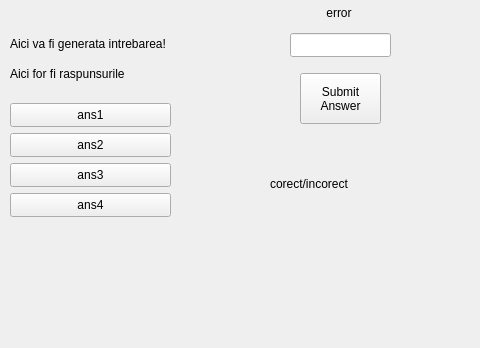
Above: Triviador/Triviador/Triviador.ui from AndreiAndreea/TriviadorMCpp before the change; both pictures show x 0 to 480 and y 104 to 452 of the 860 by 452 pixel window. Below: the same form after it.
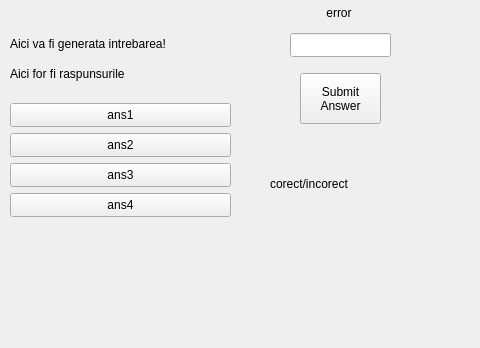
That is the form after the change.

Commit message: Updated CheckMultilpleChoiceAnswer method and the four mc_ans_released() methods in Triviador class to change the color of pushBttons in green if the chosen answer is correct and in red if the chosen answer is incorrect, when it comes to multiple choice questions.

Patch:
```diff
--- a/Triviador/Triviador/Triviador.ui
+++ b/Triviador/Triviador/Triviador.ui
@@ -143,7 +143,7 @@
      <rect>
       <x>10</x>
       <y>190</y>
-      <width>161</width>
+      <width>221</width>
       <height>24</height>
      </rect>
     </property>
@@ -156,7 +156,7 @@
      <rect>
       <x>10</x>
       <y>220</y>
-      <width>161</width>
+      <width>221</width>
       <height>24</height>
      </rect>
     </property>
@@ -169,7 +169,7 @@
      <rect>
       <x>10</x>
       <y>250</y>
-      <width>161</width>
+      <width>221</width>
       <height>24</height>
      </rect>
     </property>
@@ -182,7 +182,7 @@
      <rect>
       <x>10</x>
       <y>280</y>
-      <width>161</width>
+      <width>221</width>
       <height>24</height>
      </rect>
     </property>
```
The commit also changes 2 other files.
